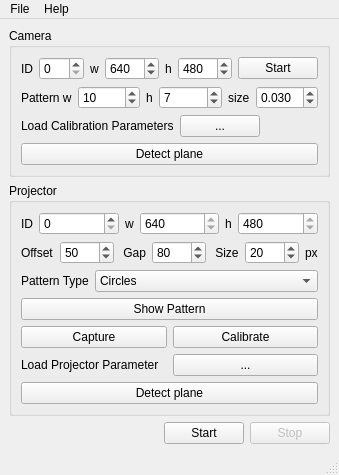
First picture: the form in src/main_window.ui, repository Jigarsenjallia/y_pro_cam_callib, before the edit.
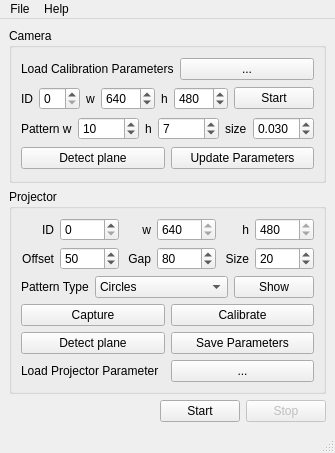
Second picture: the form after the edit. Icons and pictures are not drawn.

Patch:
```diff
--- a/src/main_window.ui
+++ b/src/main_window.ui
@@ -7,7 +7,7 @@
     <x>0</x>
     <y>0</y>
     <width>302</width>
-    <height>473</height>
+    <height>453</height>
    </rect>
   </property>
   <property name="windowTitle">
@@ -25,6 +25,24 @@
        <string>Camera</string>
       </property>
       <layout class="QVBoxLayout" name="verticalLayout_2">
+       <item>
+        <layout class="QHBoxLayout" name="horizontalLayout_4">
+         <item>
+          <widget class="QLabel" name="label_15">
+           <property name="text">
+            <string>Load Calibration Parameters</string>
+           </property>
+          </widget>
+         </item>
+         <item>
+          <widget class="QPushButton" name="pushButtonLoadCameraParams">
+           <property name="text">
+            <string>...</string>
+           </property>
+          </widget>
+         </item>
+        </layout>
+       </item>
        <item>
         <layout class="QHBoxLayout" name="horizontalLayout">
          <item>
@@ -194,43 +212,23 @@
         </layout>
        </item>
        <item>
-        <layout class="QHBoxLayout" name="horizontalLayout_4">
+        <layout class="QHBoxLayout" name="horizontalLayout_11">
          <item>
-          <widget class="QLabel" name="label_15">
+          <widget class="QPushButton" name="pushButtonDetectPlane">
            <property name="text">
-            <string>Load Calibration Parameters</string>
+            <string>Detect plane</string>
            </property>
           </widget>
          </item>
          <item>
-          <widget class="QPushButton" name="pushButtonLoadCameraParams">
+          <widget class="QPushButton" name="pushButtonUpdateCameraParameter">
            <property name="text">
-            <string>...</string>
+            <string>Update Parameters</string>
            </property>
           </widget>
          </item>
-         <item>
-          <spacer name="horizontalSpacer_2">
-           <property name="orientation">
-            <enum>Qt::Horizontal</enum>
-           </property>
-           <property name="sizeHint" stdset="0">
-            <size>
-             <width>40</width>
-             <height>20</height>
-            </size>
-           </property>
-          </spacer>
-         </item>
         </layout>
        </item>
-       <item>
-        <widget class="QPushButton" name="pushButtonDetectPlane">
-         <property name="text">
-          <string>Detect plane</string>
-         </property>
-        </widget>
-       </item>
       </layout>
      </widget>
     </item>
@@ -241,15 +239,18 @@
       </property>
       <layout class="QVBoxLayout" name="verticalLayout">
        <item>
-        <layout class="QHBoxLayout" name="horizontalLayout_2">
-         <item>
+        <layout class="QGridLayout" name="gridLayout">
+         <item row="0" column="0">
           <widget class="QLabel" name="label_2">
            <property name="text">
             <string>ID</string>
            </property>
+           <property name="alignment">
+            <set>Qt::AlignRight|Qt::AlignTrailing|Qt::AlignVCenter</set>
+           </property>
           </widget>
          </item>
-         <item>
+         <item row="0" column="1">
           <widget class="QSpinBox" name="spinBoxProjectorID">
            <property name="sizePolicy">
             <sizepolicy hsizetype="Expanding" vsizetype="Fixed">
@@ -259,43 +260,17 @@
            </property>
           </widget>
          </item>
-         <item>
-          <widget class="QLabel" name="label_5">
-           <property name="text">
-            <string>w</string>
-           </property>
-          </widget>
-         </item>
-         <item>
-          <widget class="QSpinBox" name="spinBoxProjectorWidth">
-           <property name="sizePolicy">
-            <sizepolicy hsizetype="Expanding" vsizetype="Fixed">
-             <horstretch>0</horstretch>
-             <verstretch>0</verstretch>
-            </sizepolicy>
-           </property>
-           <property name="readOnly">
-            <bool>true</bool>
-           </property>
-           <property name="minimum">
-            <number>320</number>
-           </property>
-           <property name="maximum">
-            <number>4096</number>
-           </property>
-           <property name="value">
-            <number>640</number>
-           </property>
-          </widget>
-         </item>
-         <item>
+         <item row="0" column="5">
           <widget class="QLabel" name="label_6">
            <property name="text">
             <string>h</string>
            </property>
+           <property name="alignment">
+            <set>Qt::AlignRight|Qt::AlignTrailing|Qt::AlignVCenter</set>
+           </property>
           </widget>
          </item>
-         <item>
+         <item row="0" column="6">
           <widget class="QSpinBox" name="spinBoxProjectorHeight">
            <property name="sizePolicy">
             <sizepolicy hsizetype="Expanding" vsizetype="Fixed">
@@ -317,18 +292,17 @@
            </property>
           </widget>
          </item>
-        </layout>
-       </item>
-       <item>
-        <layout class="QHBoxLayout" name="horizontalLayout_5">
-         <item>
+         <item row="1" column="0">
           <widget class="QLabel" name="label_7">
            <property name="text">
             <string>Offset</string>
            </property>
+           <property name="alignment">
+            <set>Qt::AlignRight|Qt::AlignTrailing|Qt::AlignVCenter</set>
+           </property>
           </widget>
          </item>
-         <item>
+         <item row="1" column="1">
           <widget class="QSpinBox" name="spinBoxPatternOffset">
            <property name="sizePolicy">
             <sizepolicy hsizetype="Expanding" vsizetype="Fixed">
@@ -347,14 +321,17 @@
            </property>
           </widget>
          </item>
-         <item>
+         <item row="1" column="2" colspan="2">
           <widget class="QLabel" name="label_8">
            <property name="text">
             <string> Gap</string>
            </property>
+           <property name="alignment">
+            <set>Qt::AlignRight|Qt::AlignTrailing|Qt::AlignVCenter</set>
+           </property>
           </widget>
          </item>
-         <item>
+         <item row="1" column="4">
           <widget class="QSpinBox" name="spinBoxPatternGap">
            <property name="sizePolicy">
             <sizepolicy hsizetype="Expanding" vsizetype="Fixed">
@@ -373,14 +350,17 @@
            </property>
           </widget>
          </item>
-         <item>
+         <item row="1" column="5">
           <widget class="QLabel" name="label_9">
            <property name="text">
             <string> Size</string>
            </property>
+           <property name="alignment">
+            <set>Qt::AlignRight|Qt::AlignTrailing|Qt::AlignVCenter</set>
+           </property>
           </widget>
          </item>
-         <item>
+         <item row="1" column="6">
           <widget class="QSpinBox" name="spinBoxPatternSize">
            <property name="sizePolicy">
             <sizepolicy hsizetype="Expanding" vsizetype="Fixed">
@@ -399,10 +379,35 @@
            </property>
           </widget>
          </item>
-         <item>
-          <widget class="QLabel" name="label_11">
+         <item row="0" column="4">
+          <widget class="QSpinBox" name="spinBoxProjectorWidth">
+           <property name="sizePolicy">
+            <sizepolicy hsizetype="Expanding" vsizetype="Fixed">
+             <horstretch>0</horstretch>
+             <verstretch>0</verstretch>
+            </sizepolicy>
+           </property>
+           <property name="readOnly">
+            <bool>true</bool>
+           </property>
+           <property name="minimum">
+            <number>320</number>
+           </property>
+           <property name="maximum">
+            <number>4096</number>
+           </property>
+           <property name="value">
+            <number>640</number>
+           </property>
+          </widget>
+         </item>
+         <item row="0" column="2" colspan="2">
+          <widget class="QLabel" name="label_5">
            <property name="text">
-            <string>px</string>
+            <string>w</string>
+           </property>
+           <property name="alignment">
+            <set>Qt::AlignRight|Qt::AlignTrailing|Qt::AlignVCenter</set>
            </property>
           </widget>
          </item>
@@ -435,30 +440,20 @@
              <string>Chessboard</string>
             </property>
            </item>
-           <item>
-            <property name="text">
-             <string>Asymmetric Circles</string>
-            </property>
-           </item>
-           <item>
-            <property name="text">
-             <string>Rigns</string>
-            </property>
-           </item>
+          </widget>
+         </item>
+         <item>
+          <widget class="QPushButton" name="pushButtonShowPattern">
+           <property name="text">
+            <string>Show</string>
+           </property>
+           <property name="checkable">
+            <bool>true</bool>
+           </property>
           </widget>
          </item>
         </layout>
        </item>
-       <item>
-        <widget class="QPushButton" name="pushButtonShowPattern">
-         <property name="text">
-          <string>Show Pattern</string>
-         </property>
-         <property name="checkable">
-          <bool>true</bool>
-         </property>
-        </widget>
-       </item>
        <item>
         <layout class="QHBoxLayout" name="horizontalLayout_8">
          <item>
@@ -477,6 +472,24 @@
          </item>
         </layout>
        </item>
+       <item>
+        <layout class="QHBoxLayout" name="horizontalLayout_10">
+         <item>
+          <widget class="QPushButton" name="pushButtonProjectorDetectPlane">
+           <property name="text">
+            <string>Detect plane</string>
+           </property>
+          </widget>
+         </item>
+         <item>
+          <widget class="QPushButton" name="pushButtonSaveProjectorParameters">
+           <property name="text">
+            <string>Save Parameters</string>
+           </property>
+          </widget>
+         </item>
+        </layout>
+       </item>
        <item>
         <layout class="QHBoxLayout" name="horizontalLayout_7">
          <item>
@@ -495,13 +508,6 @@
          </item>
         </layout>
        </item>
-       <item>
-        <widget class="QPushButton" name="pushButtonProjectorDetectPlane">
-         <property name="text">
-          <string>Detect plane</string>
-         </property>
-        </widget>
-       </item>
       </layout>
      </widget>
     </item>
@@ -550,7 +556,7 @@
      <x>0</x>
      <y>0</y>
      <width>302</width>
-     <height>21</height>
+     <height>24</height>
     </rect>
    </property>
    <widget class="QMenu" name="menuFile">
```
Left out of the diff: 4 changed lines with no effect on the pictures.
